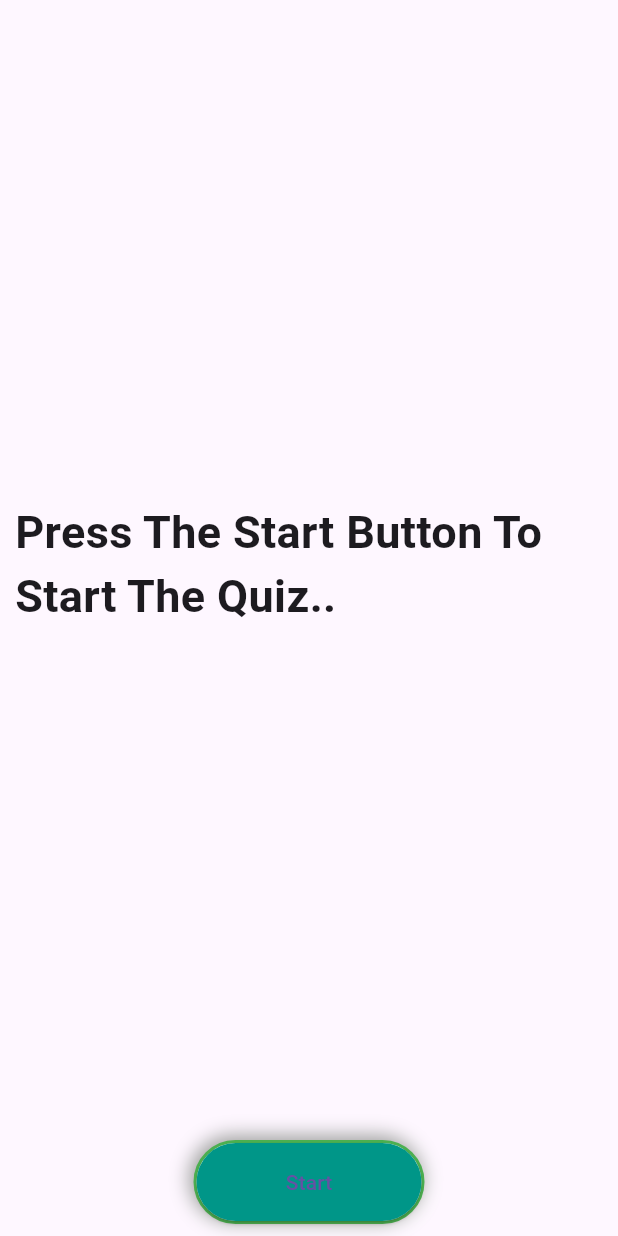
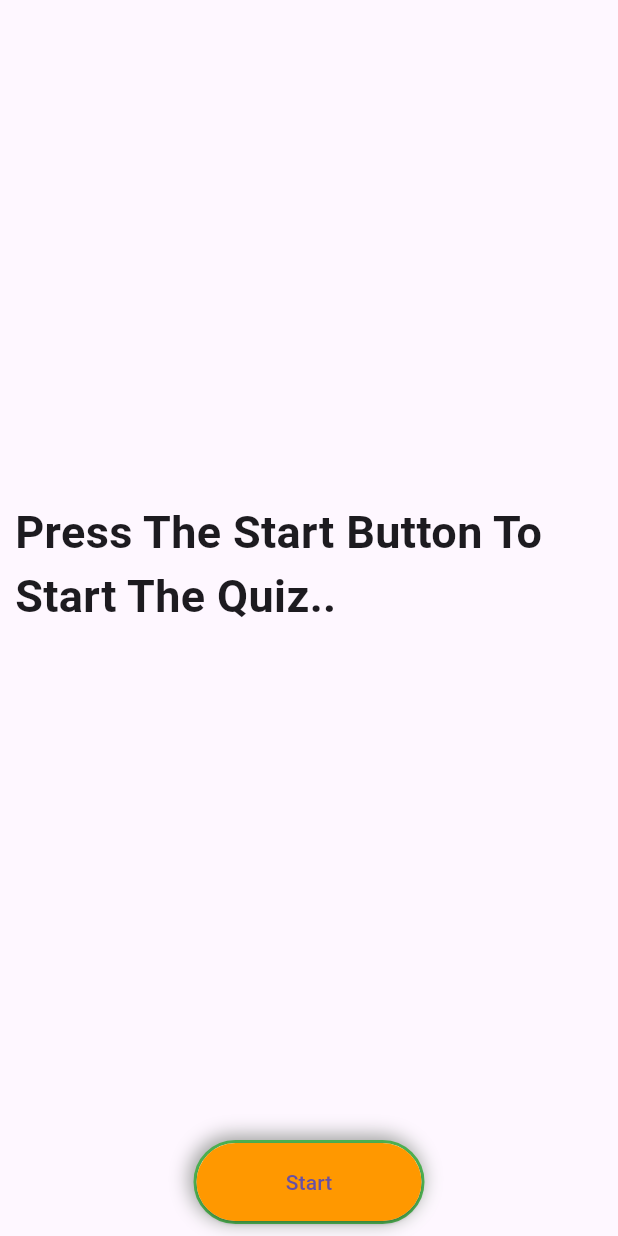
Before and after one commit to shubhamgitvns/Quiz-Programming-Test, a Flutter app: the QuizApp widget shown alone on an empty page, opened directly, on a phone screen of 412 x 824 dp. Run offline on Flutter 3.47's test engine with Material 3 defaults, Android fonts, the light colour scheme and no system bars; network calls fail.

Commit message:
Change the link of quiz path

```diff
--- a/lib/Quiz.dart
+++ b/lib/Quiz.dart
@@ -30,7 +30,7 @@ class _QuizAppState extends State<QuizApp> {
   String opt4 = "";
   String buttonlevel = "Start";
   int i = 0;
-  Color buttoncolorred = Colors.teal;
+  Color buttoncolorred = Colors.orange;
   int _Counter = 10;
   late Timer _timer;
   bool showrnot = false;
@@ -277,7 +277,7 @@ class _QuizAppState extends State<QuizApp> {
                   child: Container(
                     decoration: BoxDecoration(
                         color: Colors.white,
-                        border: Border.all(color: Colors.green, width: 2),
+                       // border: Border.all(color: Colors.white, width: 1),
                         borderRadius: BorderRadius.circular(30),
                         boxShadow: const [
                           BoxShadow(
@@ -296,7 +296,7 @@ class _QuizAppState extends State<QuizApp> {
                     child: SizedBox(
                       width: 150,
                       child: ElevatedButton(
-                        child: Text(buttonlevel),
+                        child: Text("$buttonlevel",style: TextStyle(color: Colors.white,fontWeight: FontWeight.bold),),
                         onPressed: () async {
                           showrnot = true;
                           if (counter == -1) {
--- a/lib/downloader.dart
+++ b/lib/downloader.dart
@@ -4,7 +4,9 @@ import 'dart:convert' as convert;
 class Utilities {
   //<<<<<<<<<<<<<< Create Quiz Path >>>>>>>>>>>>>>>>>>//
   static String pythonpath="/shubhamgitvns/89d337387aaf2d1f2f134a51fd327078/raw/a0268d60e07e7e4995c57083c95c7a31ae015b3d/array.json";
-  static String cpath="/json/c.json";
+  static String cpath="/shubhamgitvns/89d337387aaf2d1f2f134a51fd327078/raw/a0268d60e07e7e4995c57083c95c7a31ae015b3d/c.json";
+  static String cpppath="/shubhamgitvns/89d337387aaf2d1f2f134a51fd327078/raw/b6752ec5ed44f28d679d30bad24c07c52d50fb2e/cpp.json";
+  static String javapath="/shubhamgitvns/89d337387aaf2d1f2f134a51fd327078/raw/b6752ec5ed44f28d679d30bad24c07c52d50fb2e/java.json";
   static String currentpath="";
 
   //<<<<<<<<<<<<<< Create Quiz App_Bar Title  >>>>>>>>>>>>>>>>>>//
```
Also changed, not shown: lib/Option_Page.dart (+4 -4 lines).
